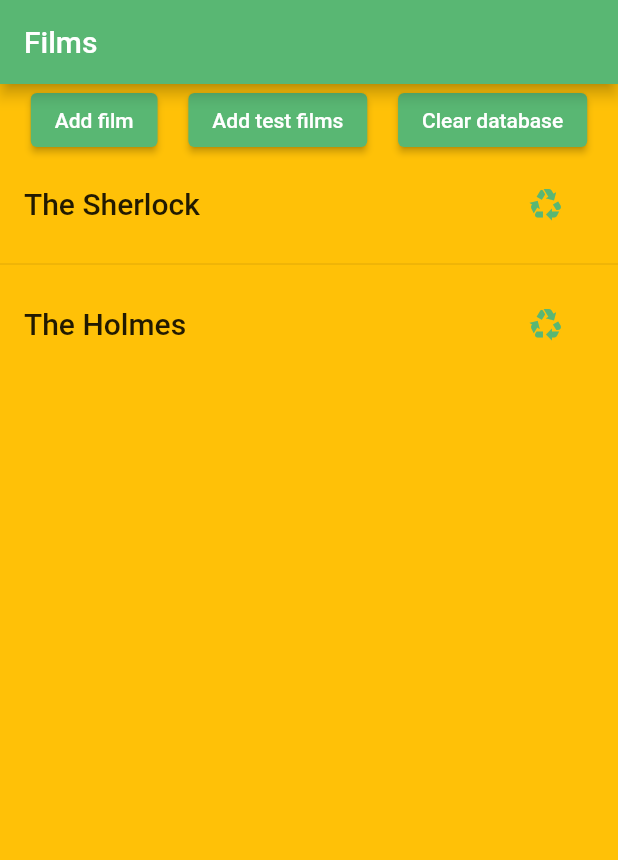
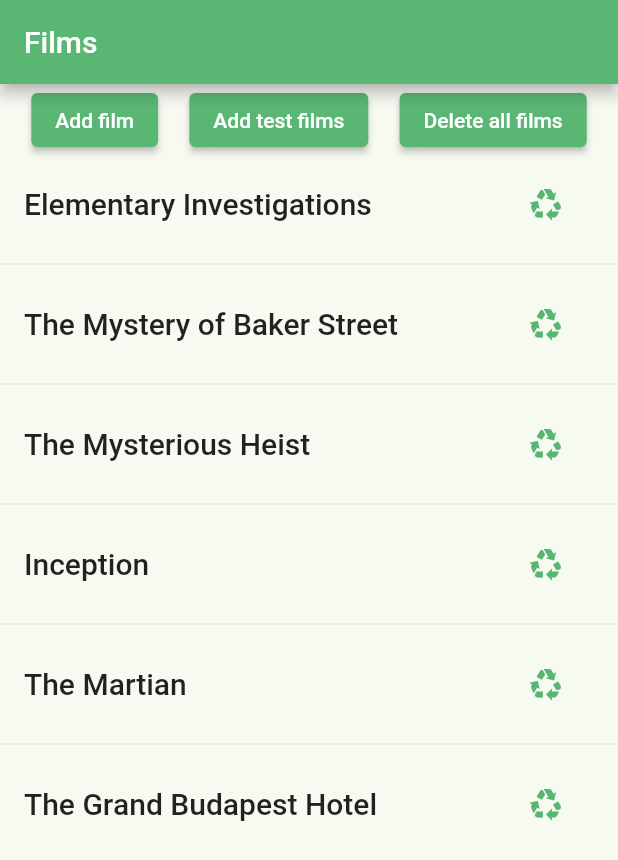
Before and after one commit to txfedorova/ITU, a Flutter app: the FilmsList screen opened by its route, after a tap on "Add test films", on a phone screen of 412 x 824 dp. Shown: the top 860 px of the screen. Run offline on Flutter 3.47's test engine with Material 2 defaults, Android fonts, the phone set to English and light mode, and no system bars; our stand-ins replace go_router, sqflite; missing offline and left inert: window_size; accounts and stored records are empty.

Commit message:
Delete all films changes, test films, clean database removed

```diff
--- a/lib/view/films_list_screen.dart
+++ b/lib/view/films_list_screen.dart
@@ -26,9 +26,6 @@ class FilmsList extends StatelessWidget {
       ),
       body: Center(
         child: Container(
-          decoration: const BoxDecoration(
-            color: Colors.amber,
-          ),
           child: Column(
             mainAxisAlignment: MainAxisAlignment.start,
             crossAxisAlignment: CrossAxisAlignment.center,
@@ -45,35 +42,76 @@ class FilmsList extends StatelessWidget {
                   ElevatedButton(
                     child: const Text('Add test films'),
                     onPressed: () {
-                      var film0 = Film(title: "The Sherlock", year: 2021,
-                        duration: const Duration(hours: 1, minutes: 34),
-                        director: "Arnold Arnoldson",
-                        description: "Sherlock Holmes and Dr. Watson find themselves in 1890s London in this Christmas special.",
-                        actors: "Benedict Cummerbatch, Martin Freeman");
-                      var film1 = Film(title: "The Holmes", year: 2020,
-                        duration: const Duration(hours: 1, minutes: 54),
-                        director: "Robert Robertsson",
-                        description: "Sherlock Holmes and Dr. Watson find themselves in 1890s London in this Christmas special.  Again",
-                        actors: "Benedict Cummerbatch, Robert Downey Jr.");
+                      var film0 = Film(
+                          title: "Elementary Investigations",
+                          year: 2018,
+                          duration: const Duration(hours: 1, minutes: 50),
+                          director: "Sarah Smith",
+                          description: "Follow the adventures of Sherlock Holmes and Dr. Watson as they tackle puzzling cases and outsmart criminals in this thrilling detective series.",
+                          actors: "Jonny Lee Miller, Aidan Quinn");
+                      var film1 = Film(
+                          title: "The Mystery of Baker Street",
+                          year: 2019,
+                          duration: const Duration(hours: 2, minutes: 5),
+                          director: "Amanda Anderson",
+                          description: "A modern adaptation of Sherlock Holmes, featuring the brilliant detective and his partner, Dr. Watson, as they solve intricate crimes in contemporary London.",
+                          actors: "Jonny Lee Miller, Lucy Liu");
+                      var film2 = Film(
+                          title: "The Mysterious Heist",
+                          year: 2019,
+                          duration: const Duration(hours: 2, minutes: 10),
+                          director: "Olivia Owens",
+                          description: "A group of skilled thieves plan and execute a daring heist to steal priceless artifacts from a high-security museum, leading to a thrilling cat-and-mouse game with the authorities.",
+                          actors: "Emma Watson, Tom Hardy"
+                      );
+                      var film3 = Film(
+                          title: "Inception",
+                          year: 2010,
+                          duration: const Duration(hours: 2, minutes: 28),
+                          director: "Christopher Nolan",
+                          description: "A skilled thief, Cobb, is able to enter people's dreams and steal their secrets. Now he is given a task of planting an idea into someone's mind, a concept that is considered impossible.",
+                          actors: "Leonardo DiCaprio, Joseph Gordon-Levitt"
+                      );
+                      var film4 = Film(
+                          title: "The Martian",
+                          year: 2015,
+                          duration: const Duration(hours: 2, minutes: 24),
+                          director: "Ridley Scott",
+                          description: "Astronaut Mark Watney is presumed dead after a fierce storm and left behind on Mars by his crew. With limited supplies, he must find a way to survive and signal to Earth that he is still alive.",
+                          actors: "Matt Damon, Jessica Chastain"
+                      );
+                      var film5 = Film(
+                          title: "The Grand Budapest Hotel",
+                          year: 2014,
+                          duration: const Duration(hours: 1, minutes: 39),
+                          director: "Wes Anderson",
+                          description: "The adventures of Gustave H, a legendary concierge at a famous European hotel, and Zero Moustafa, the lobby boy who becomes his most trusted friend.",
+                          actors: "Ralph Fiennes, Tony Revolori"
+                      );
+
                       var controller = context.read<FilmController>();
                       controller.insertFilm(film0);
                       controller.insertFilm(film1);
+                      controller.insertFilm(film2);
+                      controller.insertFilm(film3);
+                      controller.insertFilm(film4);
+                      controller.insertFilm(film5);
+                    },
+                  ),
+                  ElevatedButton(
+                    child: const Text('Delete all films'),
+                    onPressed: () {
+                      var controller = context.read<FilmController>();
+                      controller.clearFilms();
                     },
                   ),
                   // ElevatedButton(
-                  //   child: const Text('Delete all films'),
+                  //   child: const Text('Clear database'),
                   //   onPressed: () {
                   //     var controller = context.read<FilmController>();
-                  //     controller.clearFilms();
+                  //     controller.clearDatabase();
                   //   },
                   // ),
-                  ElevatedButton(
-                    child: const Text('Clear database'),
-                    onPressed: () {
-                      var controller = context.read<FilmController>();
-                      controller.clearDatabase();
-                    },
-                  ),
                 ],
               ),
               // Wait until database returns the list of films
```
